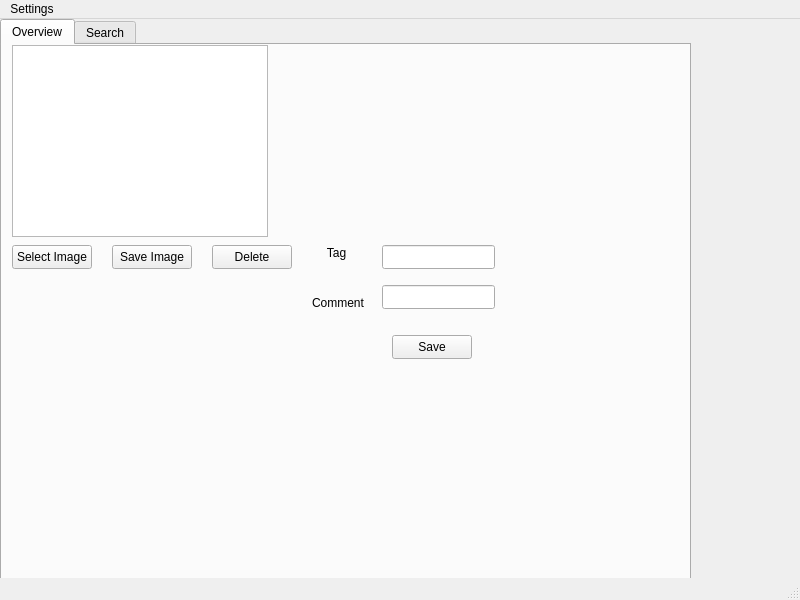
The window that mainwindow.ui (RaczNikoletta/QTImage) describes before a commit, drawn with Qt 5.
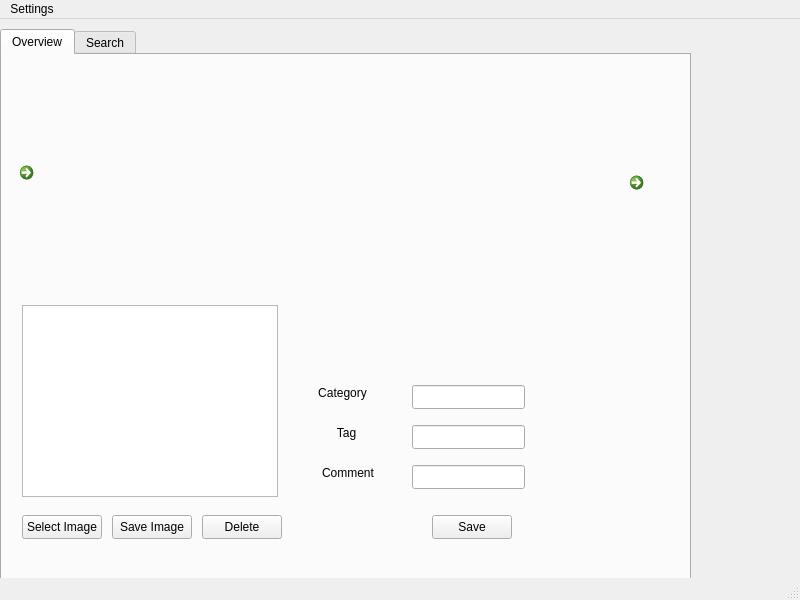
The same window after the commit. The open tabs and pages were chosen to show the change.

Commit message: Task 8 at new tab

The edit to the form file:
```diff
--- a/mainwindow.ui
+++ b/mainwindow.ui
@@ -38,7 +38,7 @@
     <property name="geometry">
      <rect>
       <x>0</x>
-      <y>0</y>
+      <y>10</y>
       <width>691</width>
       <height>581</height>
      </rect>
@@ -53,8 +53,8 @@
      <widget class="QListView" name="listView">
       <property name="geometry">
        <rect>
-        <x>10</x>
-        <y>0</y>
+        <x>20</x>
+        <y>250</y>
         <width>256</width>
         <height>192</height>
        </rect>
@@ -63,8 +63,8 @@
      <widget class="QLineEdit" name="tagLabel">
       <property name="geometry">
        <rect>
-        <x>380</x>
-        <y>200</y>
+        <x>410</x>
+        <y>370</y>
         <width>113</width>
         <height>24</height>
        </rect>
@@ -73,8 +73,8 @@
      <widget class="QLineEdit" name="commentLabel">
       <property name="geometry">
        <rect>
-        <x>380</x>
-        <y>240</y>
+        <x>410</x>
+        <y>410</y>
         <width>113</width>
         <height>24</height>
        </rect>
@@ -83,8 +83,8 @@
      <widget class="QPushButton" name="pushButton_2">
       <property name="geometry">
        <rect>
-        <x>390</x>
-        <y>290</y>
+        <x>430</x>
+        <y>460</y>
         <width>80</width>
         <height>24</height>
        </rect>
@@ -96,8 +96,8 @@
      <widget class="QLabel" name="label">
       <property name="geometry">
        <rect>
-        <x>310</x>
-        <y>200</y>
+        <x>320</x>
+        <y>370</y>
         <width>49</width>
         <height>16</height>
        </rect>
@@ -112,8 +112,8 @@
      <widget class="QPushButton" name="selectImpushButton">
       <property name="geometry">
        <rect>
-        <x>10</x>
-        <y>200</y>
+        <x>20</x>
+        <y>460</y>
         <width>80</width>
         <height>24</height>
        </rect>
@@ -126,7 +126,7 @@
       <property name="geometry">
        <rect>
         <x>110</x>
-        <y>200</y>
+        <y>460</y>
         <width>80</width>
         <height>24</height>
        </rect>
@@ -138,8 +138,8 @@
      <widget class="QPushButton" name="deleteButton">
       <property name="geometry">
        <rect>
-        <x>210</x>
-        <y>200</y>
+        <x>200</x>
+        <y>460</y>
         <width>80</width>
         <height>24</height>
        </rect>
@@ -151,10 +151,10 @@
      <widget class="QLabel" name="picturelabel">
       <property name="geometry">
        <rect>
-        <x>290</x>
-        <y>0</y>
-        <width>351</width>
-        <height>181</height>
+        <x>90</x>
+        <y>20</y>
+        <width>501</width>
+        <height>201</height>
        </rect>
       </property>
       <property name="text">
@@ -164,8 +164,8 @@
      <widget class="QLabel" name="label_4">
       <property name="geometry">
        <rect>
-        <x>310</x>
-        <y>250</y>
+        <x>320</x>
+        <y>410</y>
         <width>61</width>
         <height>16</height>
        </rect>
@@ -174,6 +174,58 @@
        <string>Comment</string>
       </property>
      </widget>
+     <widget class="QLineEdit" name="lineEdit_2">
+      <property name="geometry">
+       <rect>
+        <x>410</x>
+        <y>330</y>
+        <width>113</width>
+        <height>24</height>
+       </rect>
+      </property>
+     </widget>
+     <widget class="QLabel" name="label_3">
+      <property name="geometry">
+       <rect>
+        <x>310</x>
+        <y>330</y>
+        <width>61</width>
+        <height>16</height>
+       </rect>
+      </property>
+      <property name="text">
+       <string>Category</string>
+      </property>
+      <property name="alignment">
+       <set>Qt::AlignCenter</set>
+      </property>
+     </widget>
+     <widget class="QCommandLinkButton" name="nextButton">
+      <property name="geometry">
+       <rect>
+        <x>620</x>
+        <y>110</y>
+        <width>61</width>
+        <height>41</height>
+       </rect>
+      </property>
+      <property name="text">
+       <string/>
+      </property>
+     </widget>
+     <widget class="QCommandLinkButton" name="backButton">
+      <property name="geometry">
+       <rect>
+        <x>10</x>
+        <y>100</y>
+        <width>71</width>
+        <height>41</height>
+       </rect>
+      </property>
+      <property name="text">
+       <string/>
+      </property>
+     </widget>
     </widget>
     <widget class="QWidget" name="tab_2">
      <attribute name="title">
```
Left out of the diff: 32 changed lines with no effect on the pictures. The commit also changes 3 other files.
